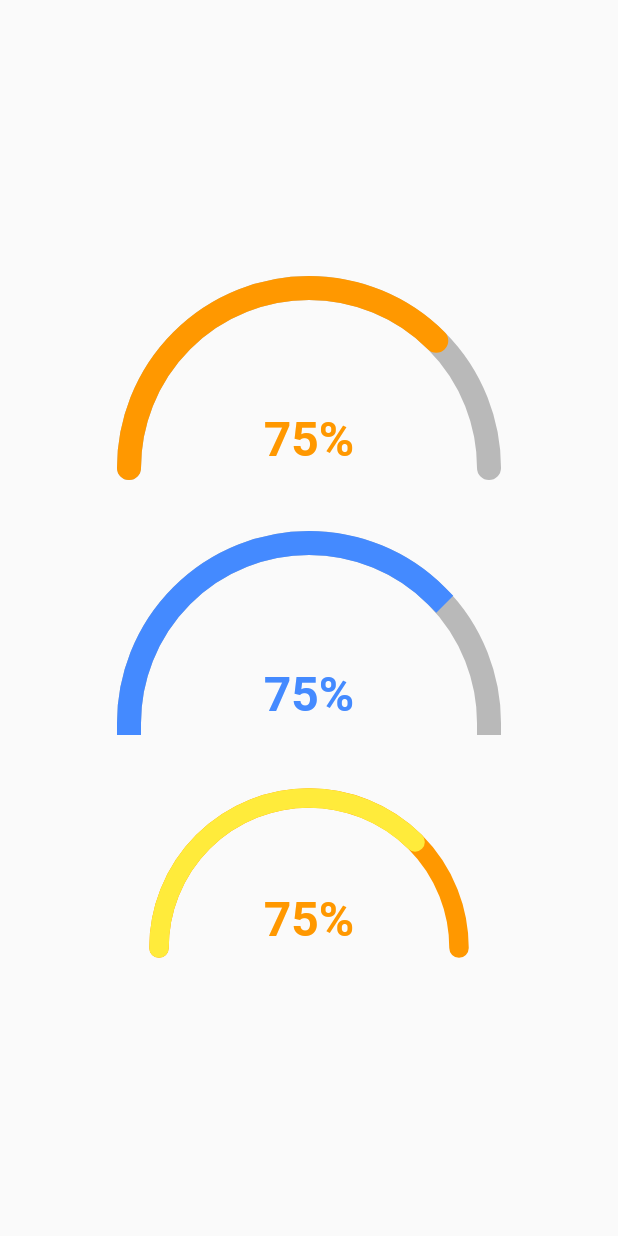
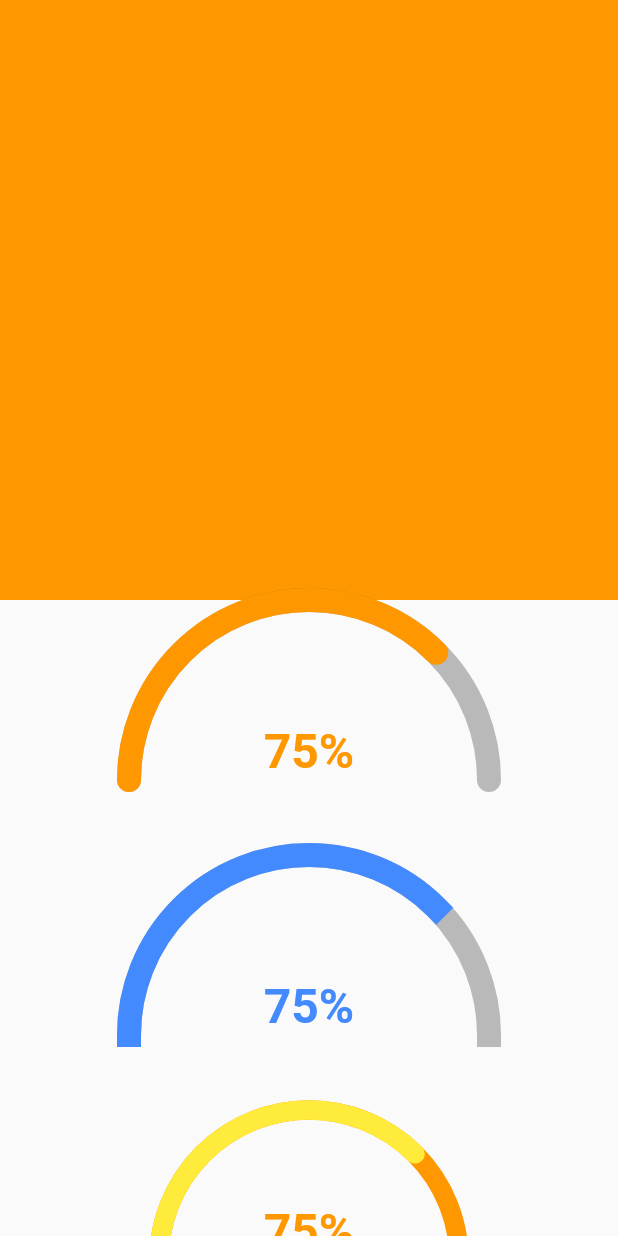
Before and after one commit to horo99/semicircle_indicator, a Flutter app: the screen it shows after launch, on a phone screen of 412 x 824 dp. Run offline on Flutter 3.47's test engine with Material 2 defaults, Android fonts, the phone set to English and light mode, and no system bars.

```diff
--- a/example/lib/main.dart
+++ b/example/lib/main.dart
@@ -29,10 +29,12 @@ class MyHomePage extends StatelessWidget {
   Widget build(BuildContext context) {
     return Scaffold(
       body: Center(
+        child: SingleChildScrollView(
           child: Column(
             mainAxisAlignment: MainAxisAlignment.center,
-          children: const [
-            SemicircularIndicator(
+            children: [
+              Container(height: 400, width: 600, color: Colors.orange),
+              const SemicircularIndicator(
                 color: Colors.orange,
                 bottomPadding: 0,
                 child: Text(
@@ -43,8 +45,8 @@ class MyHomePage extends StatelessWidget {
                       color: Colors.orange),
                 ),
               ),
-            SizedBox(height: 50),
-            SemicircularIndicator(
+              const SizedBox(height: 50),
+              const SemicircularIndicator(
                 strokeCap: StrokeCap.square,
                 color: Colors.blueAccent,
                 bottomPadding: 0,
@@ -56,8 +58,8 @@ class MyHomePage extends StatelessWidget {
                       color: Colors.blueAccent),
                 ),
               ),
-            SizedBox(height: 50),
-            SemicircularIndicator(
+              const SizedBox(height: 50),
+              const SemicircularIndicator(
                 radius: 100,
                 color: Colors.yellow,
                 backgroundColor: Colors.orange,
@@ -71,7 +73,9 @@ class MyHomePage extends StatelessWidget {
                       color: Colors.orange),
                 ),
               ),
+              Container(height: 400, width: 600, color: Colors.orange),
             ],
+          ),
         ),
       ),
     );
--- a/pubspec.yaml
+++ b/pubspec.yaml
@@ -1,6 +1,6 @@
 name: semicircle_indicator
 description: a semicircle indicator
-version: 1.0.0
+version: 1.0.1
 author: guohaoran <at_ghr@163.com>
 homepage: https://github.com/horo99/semicircle_indicator
 
```
Also changed, not shown: img.png (deleted), img_1.png (deleted), 1 other file. Lines whose indentation alone changed are shown as unchanged.
